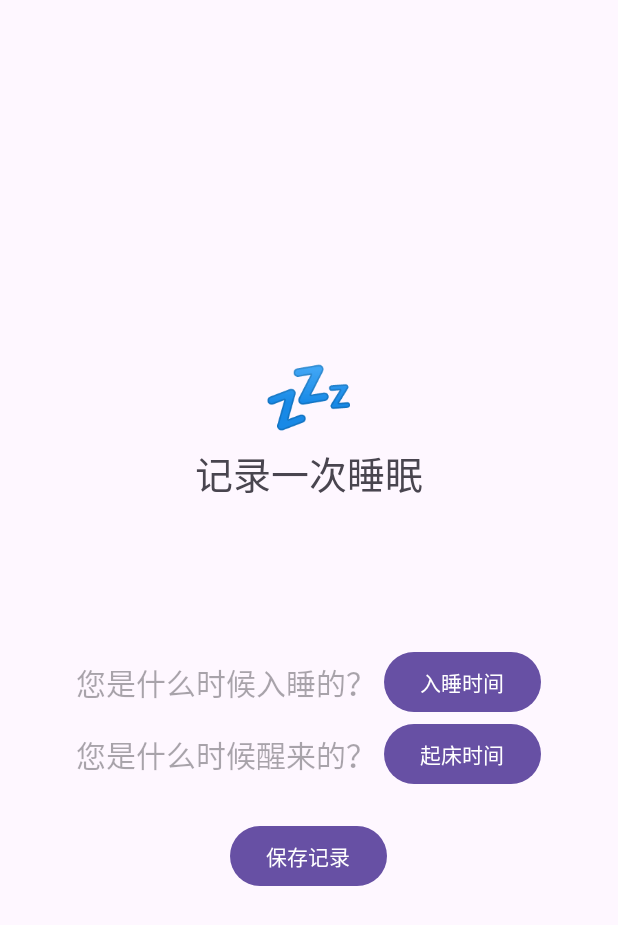
After one commit to huojieren/Health-Diary, an Android app: the AddSleepRecordActivity screen opened directly, with no data from a screen before it, on a phone screen of 412 x 824 dp. The commit adds this screen. Shown: the top 925 px of the screen. Run offline under Robolectric (Android 15) with nearby library versions, the phone set to English and light mode, and no system bars.

Commit message:
feat(睡眠记录界面): 为睡眠记录新添入睡时间和起床时间

```diff
--- a/HealthDiary/src/main/AndroidManifest.xml
+++ b/HealthDiary/src/main/AndroidManifest.xml
@@ -16,6 +16,9 @@
             android:name=".activity.AddRecordActivity"
             android:exported="false" />
         <activity
+            android:name=".activity.AddSleepRecordActivity"
+            android:exported="true" />
+        <activity
             android:name=".MainActivity"
             android:exported="true">
             <intent-filter>
--- /dev/null
+++ b/HealthDiary/src/main/java/com/huojieren/healthdiary/activity/AddSleepRecordActivity.java
@@ -0,0 +1,173 @@
+package com.huojieren.healthdiary.activity;
+
+import android.app.Activity;
+import android.app.DatePickerDialog;
+import android.app.TimePickerDialog;
+import android.content.ContentValues;
+import android.content.Intent;
+import android.os.Bundle;
+import android.util.Log;
+import android.view.View;
+import android.widget.Button;
+import android.widget.DatePicker;
+import android.widget.TextView;
+import android.widget.TimePicker;
+import android.widget.Toast;
+
+import androidx.annotation.NonNull;
+import androidx.appcompat.app.AppCompatActivity;
+
+import com.huojieren.healthdiary.R;
+import com.huojieren.healthdiary.database.HealthDatabaseHelper;
+import com.huojieren.healthdiary.model.sleepRecord;
+
+import java.text.SimpleDateFormat;
+import java.util.Calendar;
+import java.util.Locale;
+
+public class AddSleepRecordActivity extends AppCompatActivity implements DatePickerDialog.OnDateSetListener, TimePickerDialog.OnTimeSetListener {
+    private HealthDatabaseHelper dbHelper;
+    private sleepRecord newRecord;
+    private TextView tv_sleep_start;
+    private Button btn_sleep_start;
+    private TextView tv_sleep_end;
+    private Button btn_sleep_end;
+    private Calendar sleepTime;
+    private Calendar wakeupTime;
+    private boolean isSelectingSleepTime = true;
+    private SimpleDateFormat timeFormat;
+    private SimpleDateFormat dateFormat;
+
+    @Override
+    protected void onCreate(Bundle savedInstanceState) {
+        super.onCreate(savedInstanceState);
+        setContentView(R.layout.activity_add_sleep_record);
+
+        // 设置 emoji 和标题
+        TextView tv_emoji = findViewById(R.id.tv_emoji);
+        tv_emoji.setText("💤");
+        TextView tv_title = findViewById(R.id.tv_title);
+        tv_title.setText("记录一次睡眠");
+
+        tv_sleep_start = findViewById(R.id.tv_sleep_start);
+        btn_sleep_start = findViewById(R.id.btn_sleep_start);
+        tv_sleep_end = findViewById(R.id.tv_sleep_end);
+        btn_sleep_end = findViewById(R.id.btn_sleep_end);
+
+        dbHelper = HealthDatabaseHelper.getInstance(this);
+
+        sleepTime = Calendar.getInstance();
+        wakeupTime = Calendar.getInstance();
+        timeFormat = new SimpleDateFormat("MM月dd日 HH:mm", Locale.getDefault());
+        dateFormat = new SimpleDateFormat("yyyy-MM-dd", Locale.getDefault());
+
+        // 点击按钮弹出时间选择器
+        btn_sleep_start.setOnClickListener(v -> {
+            isSelectingSleepTime = true;
+            selectTime(sleepTime);
+        });
+        btn_sleep_end.setOnClickListener(v -> {
+            isSelectingSleepTime = false;
+            selectTime(wakeupTime);
+        });
+
+        // 保存此项记录
+        findViewById(R.id.btn_save).setOnClickListener(this::saveOnClick);
+    }
+
+    // 弹出日期和时间选择器
+    private void selectTime(@NonNull Calendar selectedTime) {
+        DatePickerDialog datePickerDialog = new DatePickerDialog(this, this,
+                selectedTime.get(Calendar.YEAR),
+                selectedTime.get(Calendar.MONTH),
+                selectedTime.get(Calendar.DAY_OF_MONTH));
+        datePickerDialog.show();
+    }
+
+    // 日期选择器的监听器
+    @Override
+    public void onDateSet(DatePicker view, int year, int month, int dayOfMonth) {
+        if (isSelectingSleepTime) {
+            // 设置 sleepTime 的日期
+            sleepTime.set(Calendar.YEAR, year);
+            sleepTime.set(Calendar.MONTH, month);
+            sleepTime.set(Calendar.DAY_OF_MONTH, dayOfMonth);
+        } else {
+            // 设置 wakeupTime 的日期
+            wakeupTime.set(Calendar.YEAR, year);
+            wakeupTime.set(Calendar.MONTH, month);
+            wakeupTime.set(Calendar.DAY_OF_MONTH, dayOfMonth);
+        }
+
+        // 弹出时间选择框
+        TimePickerDialog timePickerDialog = new TimePickerDialog(this, this,
+                isSelectingSleepTime ?
+                        sleepTime.get(Calendar.HOUR_OF_DAY) : wakeupTime.get(Calendar.HOUR_OF_DAY),
+                isSelectingSleepTime ?
+                        sleepTime.get(Calendar.MINUTE) : wakeupTime.get(Calendar.MINUTE),
+                true);
+        timePickerDialog.show();
+    }
+
+    // 时间选择器的监听器
+    @Override
+    public void onTimeSet(TimePicker view, int hourOfDay, int minute) {
+        if (isSelectingSleepTime) {
+            // 设置 sleepTime 的时间
+            sleepTime.set(Calendar.HOUR_OF_DAY, hourOfDay);
+            sleepTime.set(Calendar.MINUTE, minute);
+            // 更新显示
+            tv_sleep_start.setText(timeFormat.format(sleepTime.getTime()));
+        } else {
+            // 设置 wakeupTime 的时间
+            wakeupTime.set(Calendar.HOUR_OF_DAY, hourOfDay);
+            wakeupTime.set(Calendar.MINUTE, minute);
+            // 更新显示
+            tv_sleep_end.setText(timeFormat.format(wakeupTime.getTime()));
+        }
+    }
+
+    // 保存此项记录
+    private long saveRecord() {
+        String recordDate = dateFormat.format(sleepTime.getTime());
+        String recordSleepTime = timeFormat.format(sleepTime.getTime());
+        String recordWakeupTime = timeFormat.format(wakeupTime.getTime());
+        Log.d("AddSleepRecordActivity", "recordSleepTime:" + recordSleepTime);
+        Log.d("AddSleepRecordActivity", "recordWakeupTime:" + recordWakeupTime);
+
+        // 计算睡眠时间
+        long diffInMillis = wakeupTime.getTimeInMillis() - sleepTime.getTimeInMillis();
+        String recordDesc = diffInMillis / (1000 * 60 * 60) + "小时" + diffInMillis / (1000 * 60) % 60 + "分";
+
+        ContentValues record = new ContentValues();
+        record.put("sleep_date", recordDate);
+        record.put("sleep_start", recordSleepTime);
+        record.put("sleep_end", recordWakeupTime);
+        record.put("sleep_desc", recordDesc);
+
+        newRecord = new sleepRecord(recordDate, recordDesc, recordSleepTime, recordWakeupTime);
+
+        Log.d("AddSleepRecordActivity", "record to add:" + record);
+        dbHelper.openWriteLink();
+        long insertReturnFlag = dbHelper.insertRecord("sleep", record);
+        dbHelper.closeLink();
+        Log.d("AddSleepRecordActivity", "insert return:" + insertReturnFlag);
+
+        return insertReturnFlag;
+    }
+
+    private void saveOnClick(View v) {
+        if (saveRecord() == -1) {
+            Toast.makeText(this, "保存失败", Toast.LENGTH_SHORT).show();
+        } else {
+            Toast.makeText(this, "保存成功", Toast.LENGTH_SHORT).show();
+            // 返回活动结果
+            Intent resultIntent = new Intent();
+            resultIntent.putExtra("newRecord", newRecord);
+            setResult(Activity.RESULT_OK, resultIntent);
+            finish();
+        }
+    }
+
+
+}
--- a/HealthDiary/src/main/res/layout/activity_add_record.xml
+++ b/HealthDiary/src/main/res/layout/activity_add_record.xml
@@ -37,5 +37,5 @@
         android:layout_width="wrap_content"
         android:layout_height="wrap_content"
         android:layout_marginTop="20dp"
-        android:text="@string/save" />
+        android:text="@string/save_record" />
 </LinearLayout>
--- /dev/null
+++ b/HealthDiary/src/main/res/layout/activity_add_sleep_record.xml
@@ -0,0 +1,83 @@
+<?xml version="1.0" encoding="utf-8"?>
+<LinearLayout xmlns:android="http://schemas.android.com/apk/res/android"
+    xmlns:app="http://schemas.android.com/apk/res-auto"
+    xmlns:tools="http://schemas.android.com/tools"
+    android:layout_width="match_parent"
+    android:layout_height="match_parent"
+    android:gravity="center"
+    android:orientation="vertical">
+
+    <TextView
+        android:id="@+id/tv_emoji"
+        android:layout_width="wrap_content"
+        android:layout_height="wrap_content"
+        android:layout_gravity="center"
+        android:textSize="50sp"
+        tools:text="💤" />
+
+    <TextView
+        android:id="@+id/tv_title"
+        android:layout_width="wrap_content"
+        android:layout_height="wrap_content"
+        android:layout_marginBottom="16dp"
+        android:gravity="center"
+        android:paddingBottom="80dp"
+        android:textSize="25sp"
+        tools:text="记录一次睡眠" />
+
+    <androidx.constraintlayout.widget.ConstraintLayout
+        android:layout_width="310dp"
+        android:layout_height="wrap_content">
+
+        <TextView
+            android:id="@+id/tv_sleep_start"
+            android:layout_width="wrap_content"
+            android:layout_height="wrap_content"
+            android:hint="@string/sleep_start_hint"
+            android:textSize="20sp"
+            app:layout_constraintBottom_toBottomOf="parent"
+            app:layout_constraintStart_toStartOf="parent"
+            app:layout_constraintTop_toTopOf="parent" />
+
+        <Button
+            android:id="@+id/btn_sleep_start"
+            android:layout_width="wrap_content"
+            android:layout_height="wrap_content"
+            android:text="@string/btn_sleep_start"
+            app:layout_constraintBottom_toBottomOf="parent"
+            app:layout_constraintEnd_toEndOf="parent"
+            app:layout_constraintTop_toTopOf="parent" />
+    </androidx.constraintlayout.widget.ConstraintLayout>
+
+
+    <androidx.constraintlayout.widget.ConstraintLayout
+        android:layout_width="310dp"
+        android:layout_height="wrap_content">
+
+        <TextView
+            android:id="@+id/tv_sleep_end"
+            android:layout_width="wrap_content"
+            android:layout_height="wrap_content"
+            android:hint="@string/sleep_end_hint"
+            android:textSize="20sp"
+            app:layout_constraintBottom_toBottomOf="parent"
+            app:layout_constraintStart_toStartOf="parent"
+            app:layout_constraintTop_toTopOf="parent" />
+
+        <Button
+            android:id="@+id/btn_sleep_end"
+            android:layout_width="wrap_content"
+            android:layout_height="wrap_content"
+            android:text="@string/btn_sleep_end"
+            app:layout_constraintBottom_toBottomOf="parent"
+            app:layout_constraintEnd_toEndOf="parent"
+            app:layout_constraintTop_toTopOf="parent" />
+    </androidx.constraintlayout.widget.ConstraintLayout>
+
+    <Button
+        android:id="@+id/btn_save"
+        android:layout_width="wrap_content"
+        android:layout_height="wrap_content"
+        android:layout_marginTop="20dp"
+        android:text="@string/save_record" />
+</LinearLayout>
--- a/HealthDiary/src/main/res/values/strings.xml
+++ b/HealthDiary/src/main/res/values/strings.xml
@@ -5,5 +5,11 @@
     <string name="sleep">作息</string>
     <string name="summary">汇总</string>
     <string name="enter_date">点击选择日期</string>
-    <string name="save">保存</string>
+    <string name="save_record">保存记录</string>
+    <string name="sleep_date_hint">您想记录的日期是？</string>
+    <string name="btn_sleep_date">选择日期</string>
+    <string name="sleep_start_hint">您是什么时候入睡的？</string>
+    <string name="btn_sleep_start">入睡时间</string>
+    <string name="sleep_end_hint">您是什么时候醒来的？</string>
+    <string name="btn_sleep_end">起床时间</string>
 </resources>
```
Also changed, not shown: HealthDiary/src/main/java/com/huojieren/healthdiary/model/sleepRecord.java (added, +77 -0 lines).
